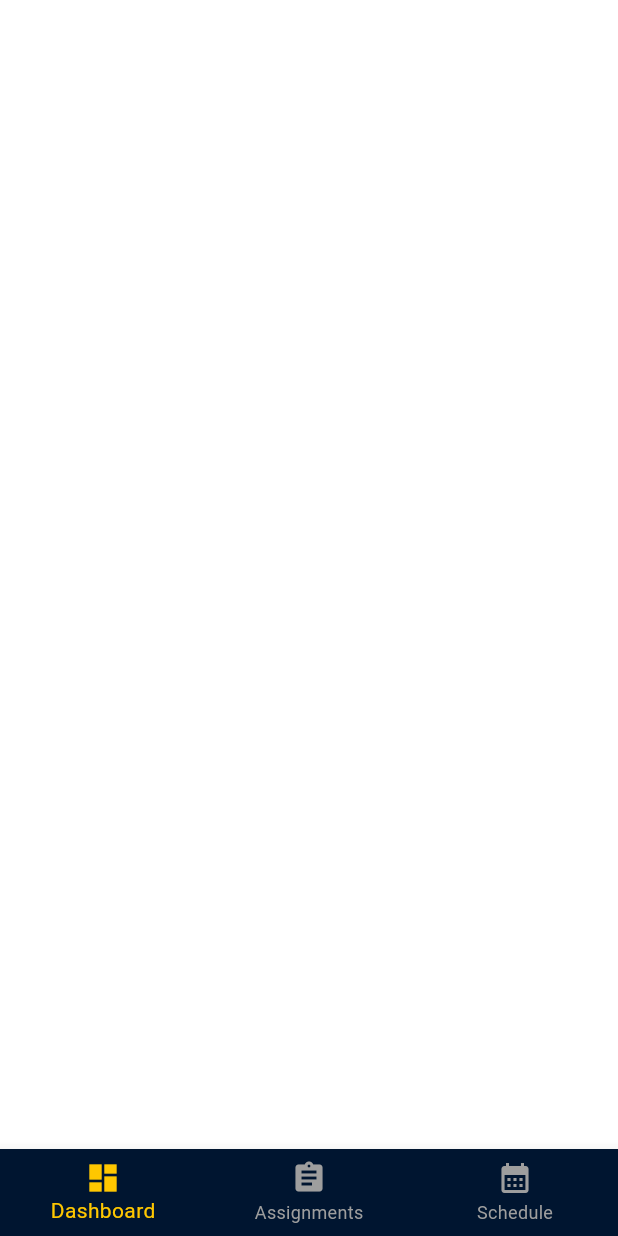
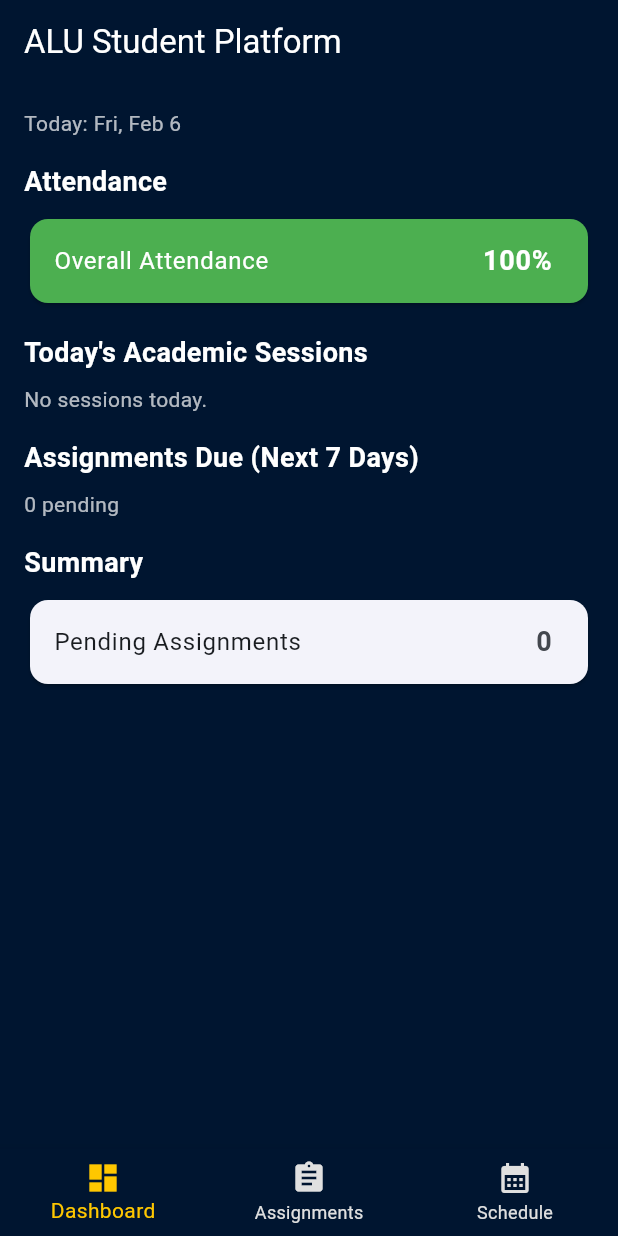
Before and after one commit to MohamDah/alu_student_platform, a Flutter app: the screen it shows after launch, on a phone screen of 412 x 824 dp. Run offline on Flutter 3.47's test engine with Material 3 defaults, Android fonts, the phone set to English and light mode, and no system bars; our stand-ins replace shared_preferences.

Commit message:
Updating the main.dart
Finalized the home dashboard and connected it to the new files.

```diff
--- a/lib/main.dart
+++ b/lib/main.dart
@@ -2,9 +2,10 @@ import 'dart:convert';
 
 import 'package:alu_student_platform/models/academic_session.dart';
 import 'package:alu_student_platform/screens/schedule_screen.dart';
+import 'package:alu_student_platform/theme/alu_colors.dart';
 import 'package:flutter/material.dart';
+import 'package:intl/intl.dart';
 import 'package:shared_preferences/shared_preferences.dart';
-import 'theme/alu_colors.dart';
 
 void main() {
   runApp(const StudentApp());
@@ -19,9 +20,8 @@ class StudentApp extends StatelessWidget {
       title: 'ALU Student Platform',
       debugShowCheckedModeBanner: false,
       theme: ThemeData(
-        primaryColor: ALUColors.navyBlue,
-        scaffoldBackgroundColor: ALUColors.white,
         useMaterial3: true,
+        scaffoldBackgroundColor: ALUColors.navyBlue,
         colorScheme: ColorScheme.fromSeed(
           seedColor: ALUColors.navyBlue,
           primary: ALUColors.navyBlue,
@@ -30,10 +30,6 @@ class StudentApp extends StatelessWidget {
         appBarTheme: const AppBarTheme(
           backgroundColor: ALUColors.navyBlue,
           foregroundColor: ALUColors.white,
-        ),
-        floatingActionButtonTheme: const FloatingActionButtonThemeData(
-          backgroundColor: ALUColors.yellow,
-          foregroundColor: ALUColors.navyBlue,
         ),
       ),
       home: const MainNavigationScreen(),
@@ -60,11 +56,10 @@ class _MainNavigationScreenState extends State<MainNavigationScreen> {
 
   Future<void> _loadData() async {
     final prefs = await SharedPreferences.getInstance();
+    final raw = prefs.getString('sessions') ?? '[]';
     setState(() {
-      final sessionString = prefs.getString('sessions') ?? '[]';
-
-      _sessions = (jsonDecode(sessionString) as List)
-          .map((i) => AcademicSession.fromJson(i))
+      _sessions = (jsonDecode(raw) as List)
+          .map((e) => AcademicSession.fromJson(e))
           .toList();
     });
   }
@@ -77,36 +72,29 @@ class _MainNavigationScreenState extends State<MainNavigationScreen> {
     );
   }
 
-  void _updateSession(List<AcademicSession> newList) {
-    setState(() => _sessions = newList);
+  void _updateSessions(List<AcademicSession> updated) {
+    setState(() => _sessions = updated);
     _saveData();
-  }
-
-  void _onItemTapped(int index) {
-    setState(() {
-      _selectedIndex = index;
-    });
   }
 
   @override
   Widget build(BuildContext context) {
-    final List<Widget> screens = [
-      Center(
-        child: Text('Dashboard Screen', style: TextStyle(color: Colors.white)),
-      ),
-      Center(
-        child: Text(
-          'Assignments Screen',
-          style: TextStyle(color: Colors.white),
-        ),
-      ),
-      ScheduleScreen(sessions: _sessions, onUpdate: _updateSession),
+    final screens = [
+      DashboardScreen(sessions: _sessions),
+      const AssignmentsPlaceholder(),
+      ScheduleScreen(sessions: _sessions, onUpdate: _updateSessions),
     ];
+
     return Scaffold(
+      appBar: AppBar(title: const Text('ALU Student Platform')),
       body: screens[_selectedIndex],
       bottomNavigationBar: BottomNavigationBar(
         backgroundColor: ALUColors.navyBlue,
-        items: const <BottomNavigationBarItem>[
+        currentIndex: _selectedIndex,
+        selectedItemColor: ALUColors.yellow,
+        unselectedItemColor: ALUColors.grey,
+        onTap: (i) => setState(() => _selectedIndex = i),
+        items: const [
           BottomNavigationBarItem(
             icon: Icon(Icons.dashboard),
             label: 'Dashboard',
@@ -120,11 +108,134 @@ class _MainNavigationScreenState extends State<MainNavigationScreen> {
             label: 'Schedule',
           ),
         ],
-        currentIndex: _selectedIndex,
-        selectedItemColor: ALUColors.yellow,
-        unselectedItemColor: Colors.grey,
-        onTap: _onItemTapped,
       ),
     );
   }
 }
+
+class DashboardScreen extends StatelessWidget {
+  final List<AcademicSession> sessions;
+
+  const DashboardScreen({super.key, required this.sessions});
+
+  @override
+  Widget build(BuildContext context) {
+    final now = DateTime.now();
+    final todaySessions = sessions
+        .where(
+          (s) =>
+              s.date.year == now.year &&
+              s.date.month == now.month &&
+              s.date.day == now.day,
+        )
+        .toList();
+
+    final upcomingAssignments = 0;
+    final presentCount =
+        sessions.where((s) => s.isPresent == true).length;
+    final attendance =
+        sessions.isEmpty ? 100 : ((presentCount / sessions.length) * 100).round();
+    final atRisk = attendance < 75;
+
+    return SingleChildScrollView(
+      padding: const EdgeInsets.all(16),
+      child: Column(
+        crossAxisAlignment: CrossAxisAlignment.start,
+        children: [
+          Text(
+            'Today: ${DateFormat('EEE, MMM d').format(now)}',
+            style: const TextStyle(color: Colors.white70),
+          ),
+          const SizedBox(height: 16),
+          _section('Attendance'),
+          Card(
+            color: atRisk ? ALUColors.redRisk : Colors.green,
+            child: ListTile(
+              title: const Text(
+                'Overall Attendance',
+                style: TextStyle(color: ALUColors.white),
+              ),
+              trailing: Text(
+                '$attendance%',
+                style: const TextStyle(
+                  color: ALUColors.white,
+                  fontSize: 18,
+                  fontWeight: FontWeight.bold,
+                ),
+              ),
+            ),
+          ),
+          const SizedBox(height: 16),
+          _section("Today's Academic Sessions"),
+          todaySessions.isEmpty
+              ? const Text(
+                  'No sessions today.',
+                  style: TextStyle(color: Colors.white70),
+                )
+              : Column(
+                  children: todaySessions
+                      .map(
+                        (s) => Card(
+                          child: ListTile(
+                            title: Text(s.title),
+                            subtitle: Text(
+                              '${s.startTime.format(context)} - ${s.endTime.format(context)}',
+                            ),
+                          ),
+                        ),
+                      )
+                      .toList(),
+                ),
+          const SizedBox(height: 16),
+          _section('Assignments Due (Next 7 Days)'),
+          Text(
+            '$upcomingAssignments pending',
+            style: const TextStyle(color: Colors.white70),
+          ),
+          const SizedBox(height: 16),
+          _section('Summary'),
+          Card(
+            child: ListTile(
+              title: const Text('Pending Assignments'),
+              trailing: Text(
+                upcomingAssignments.toString(),
+                style: const TextStyle(
+                  fontWeight: FontWeight.bold,
+                  fontSize: 18,
+                ),
+              ),
+            ),
+          ),
+        ],
+      ),
+    );
+  }
+
+  Widget _section(String title) {
+    return Padding(
+      padding: const EdgeInsets.only(bottom: 8),
+      child: Text(
+        title,
+        style: const TextStyle(
+          color: ALUColors.white,
+          fontSize: 18,
+          fontWeight: FontWeight.bold,
+        ),
+      ),
+    );
+  }
+}
+
+class AssignmentsPlaceholder extends StatelessWidget {
+  const AssignmentsPlaceholder({super.key});
+
+  @override
+  Widget build(BuildContext context) {
+    return const Center(
+      child: Text(
+        'Assignments Screen',
+        style: TextStyle(color: ALUColors.white),
+      ),
+    );
+  }
+}
```
